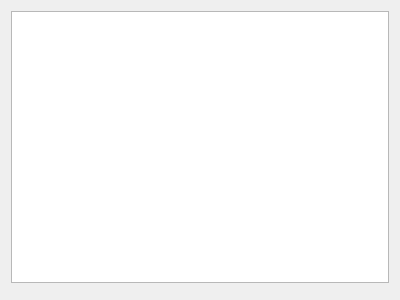
Before: the Qt Designer form mqt/MqtLogger/tqsoeditdlg.ui in zsteva/backup-minos2, drawn with Qt 5.
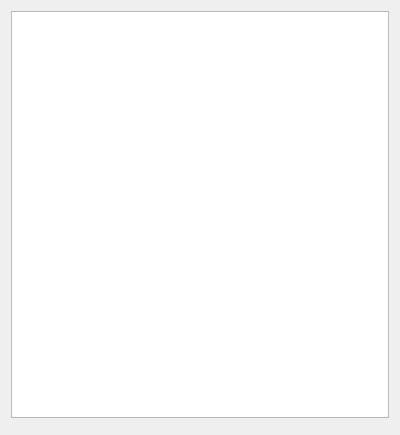
After: the same form once the commit is applied. Custom widgets are drawn as their Qt base class.

The edit to the form file:
```diff
--- a/mqt/MqtLogger/tqsoeditdlg.ui
+++ b/mqt/MqtLogger/tqsoeditdlg.ui
@@ -7,7 +7,7 @@
     <x>0</x>
     <y>0</y>
     <width>400</width>
-    <height>300</height>
+    <height>435</height>
    </rect>
   </property>
   <property name="windowTitle">
@@ -15,7 +15,16 @@
   </property>
   <layout class="QVBoxLayout" name="verticalLayout">
    <item>
-    <widget class="QTreeView" name="QSOHistoryTree"/>
+    <widget class="QTreeWidget" name="QSOHistoryTree">
+     <attribute name="headerVisible">
+      <bool>false</bool>
+     </attribute>
+     <column>
+      <property name="text">
+       <string notr="true">1</string>
+      </property>
+     </column>
+    </widget>
    </item>
    <item>
     <widget class="QSOLogFrame" name="GJVQSOEditFrame">
```
